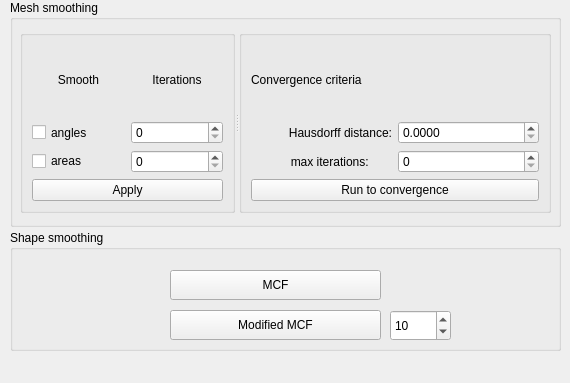
CGAL/cgal, file Polyhedron/demo/Polyhedron/Plugins/PMP/Smoothing_plugin.ui: the form before one commit.
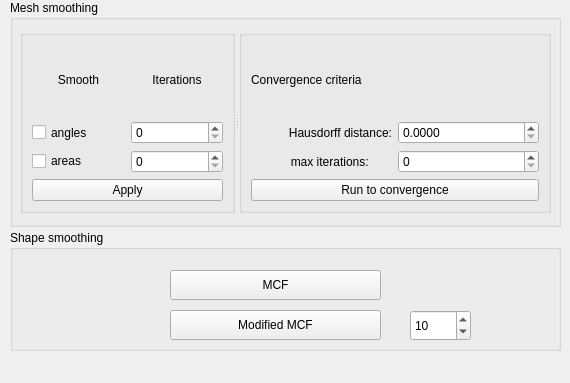
The form after the commit.

```diff
--- a/Polyhedron/demo/Polyhedron/Plugins/PMP/Smoothing_plugin.ui
+++ b/Polyhedron/demo/Polyhedron/Plugins/PMP/Smoothing_plugin.ui
@@ -55,7 +55,7 @@
     <widget class="QSpinBox" name="time_spinBox">
      <property name="geometry">
       <rect>
-       <x>380</x>
+       <x>400</x>
        <y>80</y>
        <width>61</width>
        <height>31</height>
```
